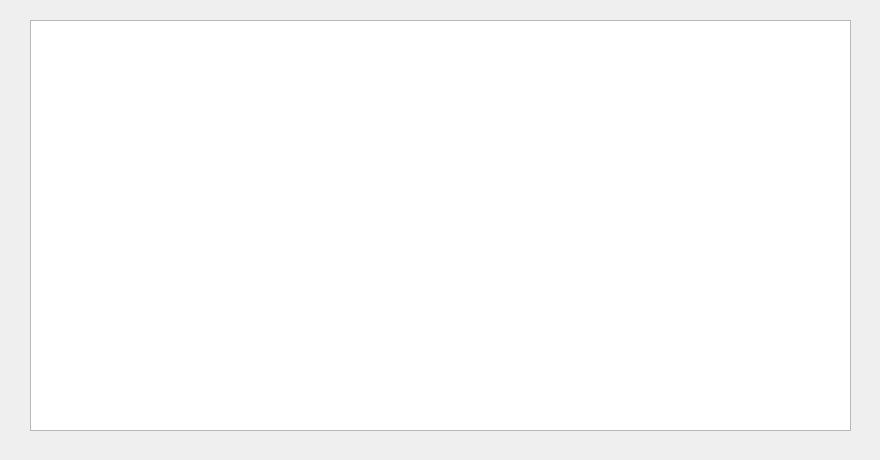
Old version of the form ctripui/searchrooms.ui in the repository imagecser/hotelManage.
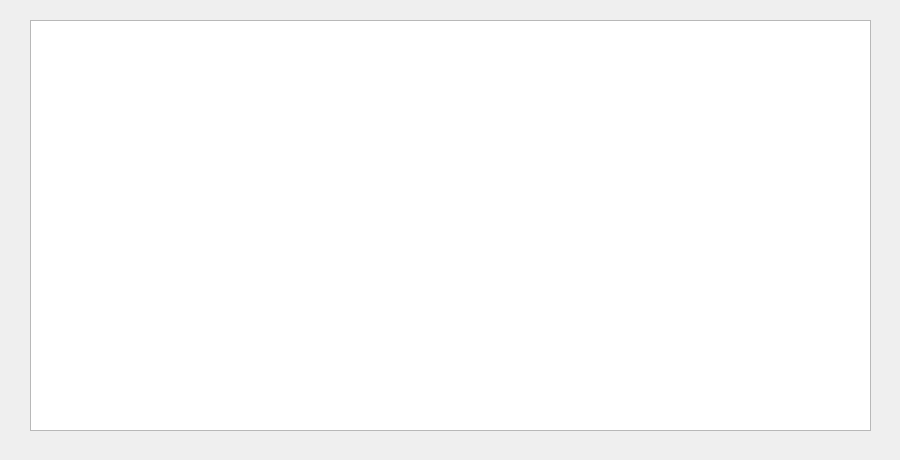
New version of the form.

Patch:
```diff
--- a/ctripui/searchrooms.ui
+++ b/ctripui/searchrooms.ui
@@ -6,7 +6,7 @@
    <rect>
     <x>0</x>
     <y>0</y>
-    <width>880</width>
+    <width>900</width>
     <height>460</height>
    </rect>
   </property>
@@ -18,7 +18,7 @@
     <rect>
      <x>30</x>
      <y>20</y>
-     <width>821</width>
+     <width>841</width>
      <height>411</height>
     </rect>
    </property>
```
